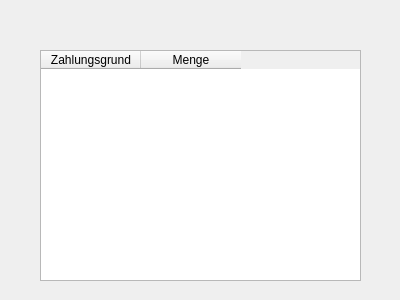
This is payments.ui in Snickers03/KlassenkassenManager as Qt 5 draws it before an edit. The edited form follows.
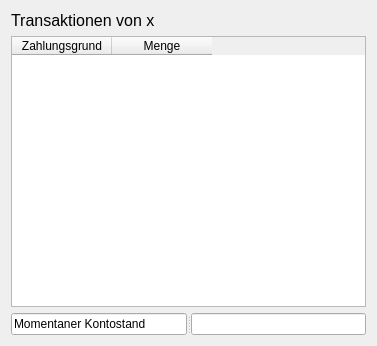
This is the edited form.

The edit to the form file:
```diff
--- a/payments.ui
+++ b/payments.ui
@@ -6,22 +6,30 @@
    <rect>
     <x>0</x>
     <y>0</y>
-    <width>400</width>
-    <height>300</height>
+    <width>377</width>
+    <height>346</height>
    </rect>
   </property>
   <property name="windowTitle">
    <string>Dialog</string>
   </property>
+  <layout class="QGridLayout" name="gridLayout_2">
+   <item row="0" column="0">
+    <widget class="QLabel" name="studName">
+     <property name="font">
+      <font>
+       <pointsize>12</pointsize>
+      </font>
+     </property>
+     <property name="text">
+      <string>Transaktionen von x</string>
+     </property>
+    </widget>
+   </item>
+   <item row="1" column="0">
+    <layout class="QGridLayout" name="gridLayout">
+     <item row="0" column="0">
   <widget class="QTableWidget" name="tableWidget">
-   <property name="geometry">
-    <rect>
-     <x>40</x>
-     <y>50</y>
-     <width>321</width>
-     <height>231</height>
-    </rect>
-   </property>
    <column>
     <property name="text">
      <string>Zahlungsgrund</string>
@@ -33,6 +41,26 @@
     </property>
    </column>
   </widget>
+     </item>
+     <item row="1" column="0">
+      <widget class="QSplitter" name="splitter">
+       <property name="orientation">
+        <enum>Qt::Horizontal</enum>
+       </property>
+       <widget class="QLineEdit" name="lineEdit">
+        <property name="text">
+         <string>Momentaner Kontostand</string>
+        </property>
+        <property name="readOnly">
+         <bool>true</bool>
+        </property>
+       </widget>
+       <widget class="QLineEdit" name="lineEdit_2"/>
+      </widget>
+     </item>
+    </layout>
+   </item>
+  </layout>
  </widget>
  <resources/>
  <connections/>
```
Left out of the diff: 4 changed lines with no effect on the pictures. Lines whose indentation alone changed are shown as unchanged.
